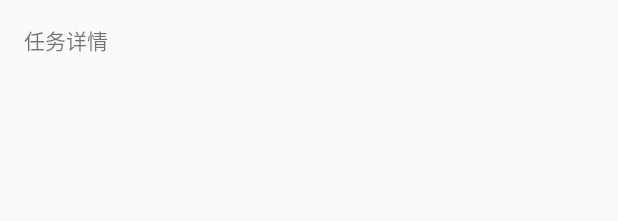
After one commit to CptTZ/FlashHelp, an Android app: the layout activity_task_details.xml on its own in the app's theme, with its tools: preview values and no code run, on a phone screen of 412 x 824 dp. The commit adds this screen. Shown: the top 221 px of the screen. Run offline under Robolectric (Android 15) with nearby library versions, the phone set to English and light mode, and no system bars.

Commit message:
完成任务界面

```diff
--- a/app/src/main/java/org/gis4/xfb/hurricanehelp/data/XfbTask.java
+++ b/app/src/main/java/org/gis4/xfb/hurricanehelp/data/XfbTask.java
@@ -109,7 +109,13 @@ public class XfbTask extends AVObject
         catch (Exception e) {
             return imageList.get("拿快递");
         }
+    }
 
+    public static int getLogoOfTaskType(int taskState) {
+        if(taskState == 1) return R.mipmap.task_state_ing;
+        if(taskState == 2) return R.mipmap.task_state_ok;
+
+        return R.mipmap.task_state_ok;
     }
 
     /**
--- a/app/src/main/java/org/gis4/xfb/hurricanehelp/widget/SlidingUpBaseActivity.java
+++ b/app/src/main/java/org/gis4/xfb/hurricanehelp/widget/SlidingUpBaseActivity.java
@@ -94,7 +94,7 @@ public abstract class SlidingUpBaseActivity<S extends Scrollable> extends BaseAc
     private View.OnClickListener fabClickListener = new View.OnClickListener() {
         @Override
         public void onClick(View v) {
-            Toast.makeText(SlidingUpBaseActivity.this, "接单成功", Toast.LENGTH_SHORT).show();
+            //Toast.makeText(SlidingUpBaseActivity.this, "接单成功", Toast.LENGTH_SHORT).show();
         }
     };
 
@@ -137,7 +137,7 @@ public abstract class SlidingUpBaseActivity<S extends Scrollable> extends BaseAc
         mScrollable = createScrollable();
 
         mFab = findViewById(R.id.fab);
-        mFab.setOnClickListener(fabClickListener);
+        //mFab.setOnClickListener(fabClickListener);
         mFabMargin = getResources().getDimensionPixelSize(R.dimen.margin_standard);
 
         mInterceptionLayout = (TouchInterceptionFrameLayout) findViewById(R.id.scroll_wrapper);
--- a/app/src/main/res/layout/activity_publish.xml
+++ b/app/src/main/res/layout/activity_publish.xml
@@ -99,7 +99,7 @@
                     android:layout_width="match_parent"
                     android:layout_height="match_parent"
                     android:textSize="@dimen/scrollview_title_textsize"
-                    android:text="任务送达地点"
+                    android:text="任务交接地点"
                     android:gravity="center|left"
                     android:layout_toRightOf="@+id/imageview2"
                     android:layout_alignParentTop="true"
--- /dev/null
+++ b/app/src/main/res/layout/activity_task_details.xml
@@ -0,0 +1,17 @@
+<?xml version="1.0" encoding="utf-8"?>
+<RelativeLayout xmlns:android="http://schemas.android.com/apk/res/android"
+    xmlns:tools="http://schemas.android.com/tools"
+    android:layout_width="match_parent"
+    android:layout_height="match_parent"
+    android:paddingBottom="@dimen/activity_vertical_margin"
+    android:paddingLeft="@dimen/activity_horizontal_margin"
+    android:paddingRight="@dimen/activity_horizontal_margin"
+    android:paddingTop="@dimen/activity_vertical_margin"
+    tools:context="org.gis4.xfb.hurricanehelp.activity.TaskDetailsActivity">
+
+    <TextView
+        android:layout_width="wrap_content"
+        android:layout_height="wrap_content"
+        android:text="任务详情"/>
+
+</RelativeLayout>
--- a/app/src/main/res/layout/fragment_activities.xml
+++ b/app/src/main/res/layout/fragment_activities.xml
@@ -68,6 +68,7 @@
                     app:met_primaryColor="#982360"
                     app:met_floatingLabel="highlight"
                     app:met_maxCharacters="12"
+                    android:maxLines="1"
                     app:met_clearButton="true"/>
 
                 <com.rengwuxian.materialedittext.MaterialEditText
@@ -80,6 +81,7 @@
                     app:met_primaryColor="#982360"
                     app:met_floatingLabel="highlight"
                     app:met_maxCharacters="16"
+                    android:maxLines="1"
                     app:met_clearButton="true"/>
 
                 <Button
--- a/app/src/main/res/layout/fragment_me_reg_and_norm.xml
+++ b/app/src/main/res/layout/fragment_me_reg_and_norm.xml
@@ -254,6 +254,7 @@
                     app:met_primaryColor="#982360"
                     app:met_floatingLabel="highlight"
                     app:met_maxCharacters="12"
+                    android:maxLines="1"
                     app:met_clearButton="true"/>
 
                 <com.rengwuxian.materialedittext.MaterialEditText
@@ -266,6 +267,7 @@
                     app:met_primaryColor="#982360"
                     app:met_floatingLabel="highlight"
                     app:met_maxCharacters="16"
+                    android:maxLines="1"
                     app:met_clearButton="true"/>
 
                 <Button
```
Also changed, not shown: app/src/main/AndroidManifest.xml (+5 -5 lines), app/src/main/java/org/gis4/xfb/hurricanehelp/activity/TaskDetailsActivity.java (added, +15 -0 lines), app/src/main/java/org/gis4/xfb/hurricanehelp/activity/TaskLandingActivity.java (+12 -1 lines), app/src/main/java/org/gis4/xfb/hurricanehelp/fragments/main/RecyclerAdapter.java (+14 -2 lines), app/src/main/java/org/gis4/xfb/hurricanehelp/fragments/main/TaskFragment.java (+85 -0 lines), app/src/main/res/layout/fragment_task.xml (+11 -3 lines), app/src/main/res/mipmap-xhdpi/task_send.png (deleted), app/src/main/res/mipmap-xxhdpi/task_send.png (added), app/src/main/res/mipmap-xxhdpi/task_state_ing.png (added), app/src/main/res/mipmap-xxhdpi/task_state_ok.png (added).
